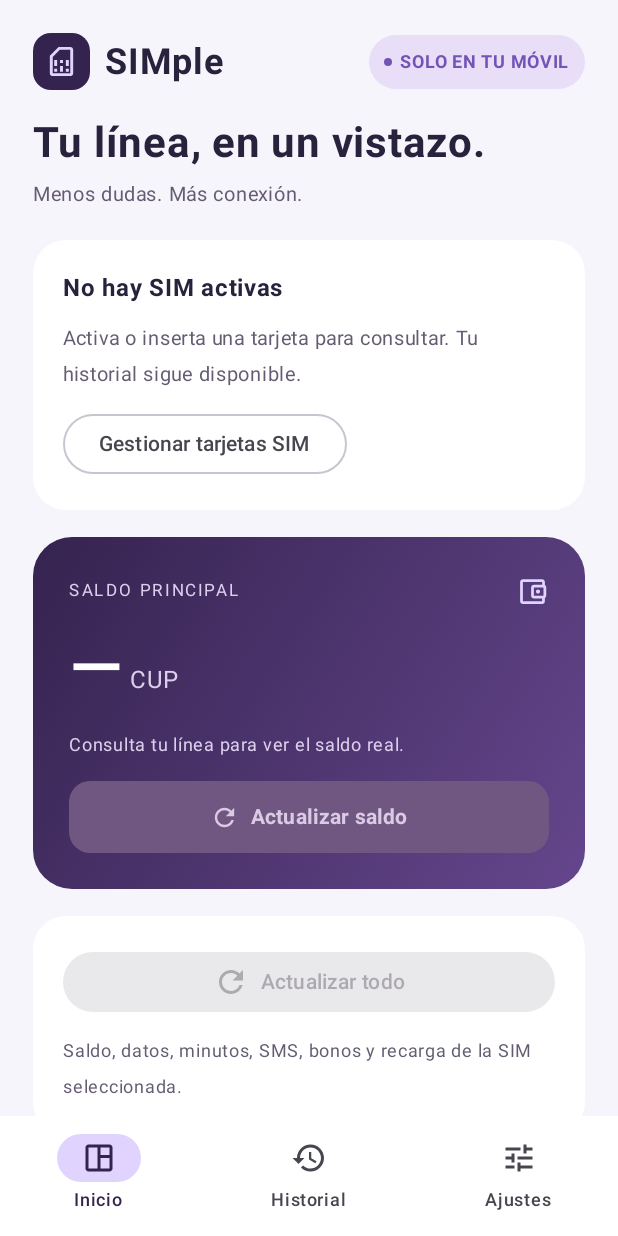
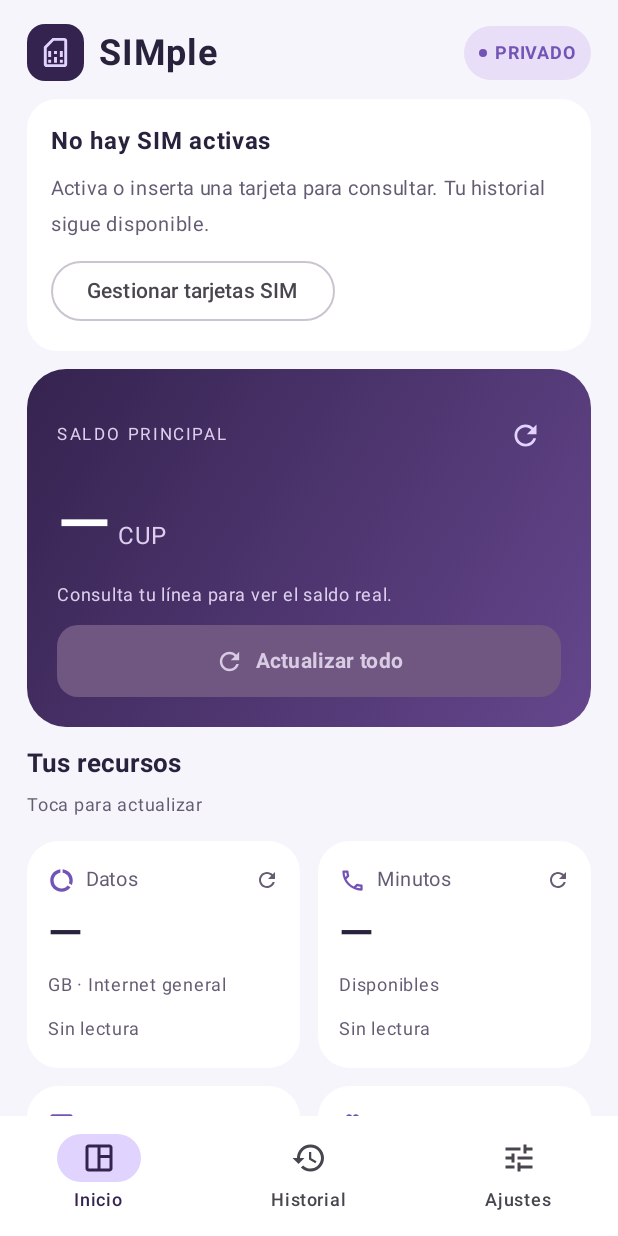
Before and after one commit to deborahfam/SIMple, an Android app built with Jetpack Compose: the screen it shows after launch (MainActivity), after a tap on "Gestionar tarjetas SIM", on a phone screen of 412 x 824 dp. Run offline under Robolectric (Android 15) with nearby library versions, the phone set to English and light mode, and no system bars.

Commit message:
Reorganize dashboard into compact balance resources and quick actions

```diff
--- a/app/build.gradle.kts
+++ b/app/build.gradle.kts
@@ -11,8 +11,8 @@ android {
         applicationId = "com.simple.mobile"
         minSdk = 26
         targetSdk = 36
-        versionCode = 4
-        versionName = "0.3.1"
+        versionCode = 5
+        versionName = "0.4.0"
         testInstrumentationRunner = "androidx.test.runner.AndroidJUnitRunner"
     }
     buildFeatures { compose = true; buildConfig = true }
--- a/app/src/main/java/com/simple/mobile/presentation/Dashboard.kt
+++ b/app/src/main/java/com/simple/mobile/presentation/Dashboard.kt
@@ -51,7 +51,7 @@ private val Navy = Color(0xFF35234F)
     onDial: (String) -> Unit, onRechargeSite: () -> Unit) {
     val state by model.state.collectAsStateWithLifecycle()
     val update by updates.state.collectAsStateWithLifecycle()
-    val stacked = LocalConfiguration.current.screenWidthDp < 380 || LocalDensity.current.fontScale > 1.2f
+    val stacked = LocalConfiguration.current.screenWidthDp < 340 || LocalDensity.current.fontScale > 1.2f
     val now by produceState(System.currentTimeMillis()) {
         while (true) { value = System.currentTimeMillis(); kotlinx.coroutines.delay(30_000) }
     }
@@ -60,6 +60,7 @@ private val Navy = Color(0xFF35234F)
     var historyLimit by rememberSaveable { mutableIntStateOf(25) }
     LaunchedEffect(state.selected, historyCategory, historyDays) { historyLimit = 25 }
     var page by rememberSaveable { mutableIntStateOf(0) }
+    var showPackages by rememberSaveable { mutableStateOf(false) }
     var recharge by remember { mutableStateOf(false) }
     var confirmDial by remember { mutableStateOf<String?>(null) }
     var delete by remember { mutableStateOf(false) }
@@ -81,8 +82,8 @@ private val Navy = Color(0xFF35234F)
             }
         }) { padding ->
             Box(Modifier.fillMaxSize().padding(padding), contentAlignment = Alignment.TopCenter) {
-                LazyColumn(Modifier.widthIn(max = 640.dp).fillMaxWidth(), contentPadding = PaddingValues(22.dp),
-                    verticalArrangement = Arrangement.spacedBy(18.dp)) {
+                LazyColumn(Modifier.widthIn(max = 640.dp).fillMaxWidth(), contentPadding = PaddingValues(horizontal = 18.dp, vertical = 16.dp),
+                    verticalArrangement = Arrangement.spacedBy(12.dp)) {
                     item {
                         Row(verticalAlignment = Alignment.CenterVertically) {
                             Box(Modifier.size(38.dp).clip(RoundedCornerShape(12.dp)).background(Navy), contentAlignment = Alignment.Center) {
@@ -94,19 +95,13 @@ private val Navy = Color(0xFF35234F)
                             if (!stacked) Surface(color = MaterialTheme.colorScheme.secondaryContainer, shape = CircleShape) {
                                 Row(Modifier.padding(horizontal = 10.dp, vertical = 6.dp), verticalAlignment = Alignment.CenterVertically) {
                                     Box(Modifier.size(5.dp).background(Teal, CircleShape)); Spacer(Modifier.width(5.dp))
-                                    Text("SOLO EN TU MÓVIL", color = Teal, fontSize = 12.sp, fontWeight = FontWeight.Bold)
+                                    Text("PRIVADO", color = Teal, fontSize = 12.sp, fontWeight = FontWeight.Bold)
                                 }
                             }
                         }
                     }
-                    item {
-                        Column {
-                            Text(listOf("Tu línea, en un vistazo.", "Cada consulta cuenta.", "A tu manera.")[page], fontSize = 28.sp,
-                                lineHeight = 34.sp, fontWeight = FontWeight.Bold, color = Ink)
-                            Text(listOf("Menos dudas. Más conexión.", "Lecturas guardadas automáticamente en este móvil.",
-                                "Controla tus líneas y la privacidad de tus datos.")[page], fontSize = 13.sp, color = Muted,
-                                modifier = Modifier.padding(top = 6.dp))
-                        }
+                    if (page != 0) item {
+                        Text(if (page == 1) "Historial" else "Ajustes", fontSize = 26.sp, fontWeight = FontWeight.Bold, color = Ink)
                     }
                     item {
                         Column(verticalArrangement = Arrangement.spacedBy(12.dp)) {
@@ -130,13 +125,13 @@ private val Navy = Color(0xFF35234F)
                                     val selected = state.selected == line.subscription
                                     Surface(onClick = { model.select(line.subscription) }, shape = RoundedCornerShape(18.dp),
                                         color = if (selected) Navy else MaterialTheme.colorScheme.surface) {
-                                        Row(Modifier.padding(horizontal = 16.dp, vertical = 13.dp), verticalAlignment = Alignment.CenterVertically) {
+                                        Row(Modifier.padding(horizontal = 14.dp, vertical = 10.dp), verticalAlignment = Alignment.CenterVertically) {
                                             Icon(Icons.Outlined.SimCard, null, tint = if (selected) Mint else Muted, modifier = Modifier.size(21.dp))
                                             Spacer(Modifier.width(10.dp))
                                             Column {
                                                 Text(line.label, color = if (selected) Color.White else Ink,
                                                     fontSize = 13.sp, fontWeight = FontWeight.SemiBold)
-                                                Text(if (!line.active) "Guardada · solo historial" else if (line.cubacel) "Cubacel · consultas disponibles" else "Operador sin integración", color = if (selected) Color(0xFFD6C8E8) else Muted, fontSize = 12.sp)
+                                                Text(if (!line.active) "Historial guardado" else if (line.cubacel) "Cubacel" else "Operador sin integración", color = if (selected) Color(0xFFD6C8E8) else Muted, fontSize = 12.sp)
                                             }
                                             if (selected) { Spacer(Modifier.width(12.dp)); Icon(Icons.Outlined.CheckCircle, null, tint = Mint, modifier = Modifier.size(17.dp)) }
                                         }
@@ -147,7 +142,7 @@ private val Navy = Color(0xFF35234F)
                         }
                     }
                     }
-                    state.displayLines.firstOrNull { it.subscription == state.selected }?.let { line ->
+                    if (page == 2) state.displayLines.firstOrNull { it.subscription == state.selected }?.let { line ->
                         item {
                             WhiteCard {
                                 Text(line.label, fontWeight = FontWeight.Bold)
@@ -175,11 +170,13 @@ private val Navy = Color(0xFF35234F)
                         val enabled = !state.busy && !state.managingLine && state.lines.any { it.subscription == state.selected && it.cubacel } && state.storageReady
                         item {
                             Column(Modifier.fillMaxWidth().clip(RoundedCornerShape(26.dp))
-                                .background(Brush.linearGradient(listOf(Navy, Color(0xFF65468D)))).padding(24.dp),
-                                verticalArrangement = Arrangement.spacedBy(12.dp)) {
+                                .background(Brush.linearGradient(listOf(Navy, Color(0xFF65468D)))).padding(20.dp),
+                                verticalArrangement = Arrangement.spacedBy(8.dp)) {
                                 Row(Modifier.fillMaxWidth(), horizontalArrangement = Arrangement.SpaceBetween, verticalAlignment = Alignment.CenterVertically) {
                                     Text("SALDO PRINCIPAL", fontSize = 11.sp, letterSpacing = 1.8.sp, color = Color(0xFFDDCEED))
-                                    Icon(Icons.Outlined.AccountBalanceWallet, null, tint = Mint, modifier = Modifier.size(22.dp))
+                                    IconButton(onClick = onRefreshAll, enabled = enabled, modifier = Modifier.size(48.dp)) {
+                                        Icon(Icons.Outlined.Refresh, "Actualizar solo el saldo", tint = Mint, modifier = Modifier.size(22.dp))
+                                    }
                                 }
                                 Row(verticalAlignment = Alignment.Bottom) {
                                     Text(balance?.balanceCup() ?: "—", color = Color.White, fontSize = 46.sp, lineHeight = 52.sp, fontWeight = FontWeight.SemiBold)
@@ -194,17 +191,13 @@ private val Navy = Color(0xFF35234F)
                                     if (state.isQuerying(CubacelQuery.BALANCE)) CircularProgressIndicator(Modifier.size(19.dp), color = Mint, strokeWidth = 2.dp)
                                     else Icon(Icons.Outlined.Refresh, null, modifier = Modifier.size(19.dp))
                                     Spacer(Modifier.width(8.dp))
-                                    Text(if (state.isQuerying(CubacelQuery.BALANCE)) "Consultando saldo…" else "Actualizar saldo", fontWeight = FontWeight.Bold)
+                                    Text(if (state.busy) "Actualizando…" else "Actualizar todo", fontWeight = FontWeight.Bold)
                                 }
 
                             }
                         }
-                        item {
+                        if (state.busy) item {
                             WhiteCard {
-                                Button(onClick = onRefreshAll, enabled = enabled, modifier = Modifier.fillMaxWidth()) {
-                                    Icon(Icons.Outlined.Refresh, null); Spacer(Modifier.width(8.dp))
-                                    Text("Actualizar todo")
-                                }
                                 if (state.busy) {
                                     val slot = state.lines.firstOrNull { it.subscription == state.querySubscription }?.slot?.plus(1)
                                     Text("SIM ${slot ?: "—"} · ${state.queryNumber} de ${state.queryTotal}: ${state.activeQuery?.let { queryLabel(it) } ?: "Preparando"}", fontSize = 13.sp, modifier = Modifier.semantics { liveRegion = LiveRegionMode.Polite })
@@ -216,32 +209,10 @@ private val Navy = Color(0xFF35234F)
                                             Text(if (state.stopRequested) "Deteniendo…" else "Detener")
                                         }
                                     }
-                                } else Text("Saldo, datos, minutos, SMS, bonos y recarga de la SIM seleccionada.", fontSize = 12.sp, color = Muted)
+                                }
                             }
                         }
-                        item {
-                            FlowRow(maxItemsInEachRow = if (stacked) 1 else 2, horizontalArrangement = Arrangement.spacedBy(12.dp), verticalArrangement = Arrangement.spacedBy(12.dp)) {
-                                ActionTile("Recargar", "Añade saldo", Icons.Outlined.AddCard, Color(0xFFEDE8FA), Modifier.weight(1f)) { recharge = true }
-                                ActionTile("Planes", "Datos y llamadas", Icons.Outlined.ShoppingBag, Color(0xFFECE6F4), Modifier.weight(1f)) { confirmDial = "*133#" }
-                            }
-                        }
-                        item {
-                            RechargeAvailability(entries.firstOrNull { it.reading.query() == CubacelQuery.RECHARGE_STATUS }?.reading, enabled, now, state.isQuerying(CubacelQuery.RECHARGE_STATUS)) {
-                                onQuery(CubacelQuery.RECHARGE_STATUS)
-                            }
-                        }
-                        item { SmsConnectionCard(state, onSmsEnabled, onSyncSms, onAppSettings) }
-                        val purchased = entries.firstOrNull { it.reading.purchase() != null }?.reading
-                        if (purchased != null) item {
-                            val plan = purchased.purchase()!!
-                            WhiteCard {
-                                SectionTitle("Último plan comprado", "Recibo del operador")
-                                Text(purchaseSummary(plan), fontSize = 18.sp, fontWeight = FontWeight.Bold)
-                                Text("${plan.validityDays()} días${if (plan.startsOnFirstUse()) " desde el primer uso" else " de vigencia"}. Son recursos comprados, no una lectura del consumo restante.", color = Muted, fontSize = 12.sp)
-                                Text(stamp(purchased.receivedAt()), color = Muted, fontSize = 11.sp)
-                            }
-                        }
-                        item { SectionTitle("Tus recursos", "Consulta por categoría") }
+                        item { SectionTitle("Tus recursos", "Toca para actualizar") }
                         item {
                             FlowRow(maxItemsInEachRow = if (stacked) 1 else 2, horizontalArrangement = Arrangement.spacedBy(12.dp), verticalArrangement = Arrangement.spacedBy(12.dp)) {
                                 val general = data?.bundles()?.firstOrNull { it.kind() == "general" }
@@ -259,11 +230,45 @@ private val Navy = Color(0xFF35234F)
                                     Color(0xFFE4F0E9), Modifier.weight(1f), enabled, bonus, now, state.isQuerying(CubacelQuery.BONUSES_AND_USD_PLANS)) { onQuery(CubacelQuery.BONUSES_AND_USD_PLANS) }
                             }
                         }
+                        item {
+                            FlowRow(maxItemsInEachRow = if (stacked) 1 else 2, horizontalArrangement = Arrangement.spacedBy(12.dp), verticalArrangement = Arrangement.spacedBy(12.dp)) {
+                                ActionTile("Recargar", "Añade saldo", Icons.Outlined.AddCard, Color(0xFFEDE8FA), Modifier.weight(1f)) { recharge = true }
+                                ActionTile("Planes", "Datos y llamadas", Icons.Outlined.ShoppingBag, Color(0xFFECE6F4), Modifier.weight(1f)) { confirmDial = "*133#" }
+                            }
+                        }
+                        item {
+                            RechargeAvailability(entries.firstOrNull { it.reading.query() == CubacelQuery.RECHARGE_STATUS }?.reading, enabled, now, state.isQuerying(CubacelQuery.RECHARGE_STATUS)) {
+                                onQuery(CubacelQuery.RECHARGE_STATUS)
+                            }
+                        }
+                        item {
+                            Surface(onClick = { page = 2 }, color = MaterialTheme.colorScheme.surface, shape = RoundedCornerShape(16.dp)) {
+                                Row(Modifier.fillMaxWidth().padding(horizontal = 16.dp, vertical = 12.dp), verticalAlignment = Alignment.CenterVertically) {
+                                    Icon(Icons.Outlined.MarkEmailRead, null, tint = Teal, modifier = Modifier.size(20.dp))
+                                    Spacer(Modifier.width(10.dp))
+                                    Text(if (!state.smsStatus.enabled) "Conectar mensajes de Cubacel" else if (state.smsStatus.syncing) "Sincronizando mensajes…" else "Mensajes de Cubacel conectados", modifier = Modifier.weight(1f), fontSize = 13.sp)
+                                    Icon(Icons.Outlined.ChevronRight, "Configurar mensajes", tint = Muted)
+                                }
+                            }
+                        }
+                        val purchased = entries.firstOrNull { it.reading.purchase() != null }?.reading
+                        if (purchased != null) item {
+                            val plan = purchased.purchase()!!
+                            WhiteCard {
+                                SectionTitle("Último plan comprado", "Recibo del operador")
+                                Text(purchaseSummary(plan), fontSize = 18.sp, fontWeight = FontWeight.Bold)
+                                Text("${plan.validityDays()} días${if (plan.startsOnFirstUse()) " desde el primer uso" else " de vigencia"}. Son recursos comprados, no una lectura del consumo restante.", color = Muted, fontSize = 12.sp)
+                                Text(stamp(purchased.receivedAt()), color = Muted, fontSize = 11.sp)
+                            }
+                        }
                         val bundleReadings = listOfNotNull(data, bonus)
                         if (bundleReadings.any { it.bundles().isNotEmpty() }) item {
                             WhiteCard {
-                                SectionTitle("Últimos paquetes", "Cuotas separadas")
-                                bundleReadings.forEach { reading -> reading.bundles().forEach { bundle ->
+                                TextButton(onClick = { showPackages = !showPackages }, modifier = Modifier.fillMaxWidth()) {
+                                    Text(if (showPackages) "Ocultar paquetes" else "Ver detalle de paquetes", modifier = Modifier.weight(1f))
+                                    Icon(if (showPackages) Icons.Outlined.ExpandLess else Icons.Outlined.ExpandMore, null)
+                                }
+                                if (showPackages) bundleReadings.forEach { reading -> reading.bundles().forEach { bundle ->
                                     Row(Modifier.fillMaxWidth().padding(vertical = 7.dp), horizontalArrangement = Arrangement.SpaceBetween) {
                                         Column(Modifier.weight(1f)) {
                                             Text(bundleLabel(bundle.kind()), fontSize = 14.sp, fontWeight = FontWeight.Medium)
@@ -416,17 +421,17 @@ private val Navy = Color(0xFF35234F)
             Spacer(Modifier.width(12.dp))
             Column(Modifier.weight(1f)) {
                 Text("RECARGA NACIONAL", fontSize = 12.sp, letterSpacing = 1.sp, color = Muted)
-                Text("Tu próximo cupo", fontSize = 14.sp, fontWeight = FontWeight.SemiBold)
+
             }
         }
-        Text(title, fontSize = 22.sp, lineHeight = 28.sp, color = Teal, fontWeight = FontWeight.Bold)
+        Text(title, fontSize = 18.sp, lineHeight = 24.sp, color = Teal, fontWeight = FontWeight.Bold)
         Text(when {
             datePassed -> "Actualiza para confirmar cuánto puedes recargar hoy. La fecha por sí sola no confirma el cupo."
             next != null -> "El operador indica cuándo vuelve a estar disponible. Esta fecha no es el vencimiento de tu línea."
             reading == null -> "Consulta el límite y la fecha de reapertura de tu recarga en CUP."
             else -> "Según la última respuesta del operador. Consulta de nuevo antes de recargar."
         }, fontSize = 12.sp, color = Muted)
-        if (available != null) Text("Cupo en la última consulta: ${number(available)} CUP", fontSize = 12.sp, fontWeight = FontWeight.Medium)
+
         reading?.receivedAt()?.let { Text("${freshnessLabel(it, now)} · ${stamp(it)}", color = Muted, fontSize = 12.sp) }
         OutlinedButton(onClick = query, enabled = enabled, modifier = Modifier.fillMaxWidth(), shape = RoundedCornerShape(12.dp)) {
             if (querying) CircularProgressIndicator(Modifier.size(17.dp), strokeWidth = 2.dp)
@@ -440,7 +445,7 @@ private fun rechargeDate(at: Long) = SimpleDateFormat("d 'de' MMMM 'de' yyyy", L
     .apply { timeZone = java.util.TimeZone.getTimeZone("America/Havana") }.format(Date(at))
 
 @Composable private fun WhiteCard(content: @Composable ColumnScope.() -> Unit) {
-    Column(Modifier.fillMaxWidth().clip(RoundedCornerShape(22.dp)).background(MaterialTheme.colorScheme.surface).padding(20.dp), verticalArrangement = Arrangement.spacedBy(10.dp), content = content)
+    Column(Modifier.fillMaxWidth().clip(RoundedCornerShape(20.dp)).background(MaterialTheme.colorScheme.surface).padding(16.dp), verticalArrangement = Arrangement.spacedBy(8.dp), content = content)
 }
 @Composable private fun SectionTitle(title: String, detail: String) {
     Column(Modifier.fillMaxWidth(), verticalArrangement = Arrangement.spacedBy(4.dp)) {
@@ -458,17 +463,18 @@ private fun rechargeDate(at: Long) = SimpleDateFormat("d 'de' MMMM 'de' yyyy", L
 }
 @Composable private fun ResourceCard(title: String, value: String, unit: String, icon: ImageVector, tint: Color, modifier: Modifier, enabled: Boolean, reading: CarrierReading?, now: Long, querying: Boolean, expiry: Long? = reading?.expiresAt(), action: () -> Unit) {
     Surface(onClick = action, enabled = enabled, shape = RoundedCornerShape(21.dp), color = MaterialTheme.colorScheme.surface, modifier = modifier) {
-        Column(Modifier.padding(18.dp), verticalArrangement = Arrangement.spacedBy(7.dp)) {
-            Row(Modifier.fillMaxWidth(), horizontalArrangement = Arrangement.SpaceBetween, verticalAlignment = Alignment.CenterVertically) {
-                Box(Modifier.size(34.dp).background(MaterialTheme.colorScheme.secondaryContainer, RoundedCornerShape(11.dp)), contentAlignment = Alignment.Center) { Icon(icon, null, tint = Ink, modifier = Modifier.size(19.dp)) }
-                if (querying) CircularProgressIndicator(Modifier.size(18.dp), strokeWidth = 2.dp)
-                else Icon(Icons.Outlined.NorthEast, "Consultar $title", tint = Muted, modifier = Modifier.size(16.dp))
+        Column(Modifier.padding(14.dp), verticalArrangement = Arrangement.spacedBy(5.dp)) {
+            Row(Modifier.fillMaxWidth(), verticalAlignment = Alignment.CenterVertically) {
+                Icon(icon, null, tint = Teal, modifier = Modifier.size(18.dp))
+                Spacer(Modifier.width(7.dp))
+                Text(title, fontSize = 13.sp, color = Muted, modifier = Modifier.weight(1f))
+                if (querying) CircularProgressIndicator(Modifier.size(16.dp), strokeWidth = 2.dp)
+                else Icon(Icons.Outlined.Refresh, "Consultar $title", tint = Muted, modifier = Modifier.size(16.dp))
             }
-            Text(if (querying) "Consultando $title…" else title, fontSize = 12.sp, color = Muted)
-            Text(value, fontSize = if (value.length > 8) 20.sp else 29.sp, lineHeight = 34.sp, fontWeight = FontWeight.SemiBold, color = Ink)
+            Text(value, fontSize = if (value.length > 8) 22.sp else 30.sp, lineHeight = 34.sp, fontWeight = FontWeight.SemiBold, color = Ink)
             Text(unit, fontSize = 12.sp, color = Muted)
-            Text(reading?.let { freshnessLabel(it.receivedAt(), now) } ?: "Sin consultas", fontSize = 12.sp, color = Muted)
-            reading?.let { Text(stamp(it.receivedAt()), fontSize = 11.sp, color = Muted) }
+            Text(if (querying) "Consultando…" else reading?.let { freshnessLabel(it.receivedAt(), now) } ?: "Sin lectura", fontSize = 12.sp, color = Muted)
+
             expiry?.let { Text(expirationLabel(it, now), fontSize = 12.sp,
                 color = if (isExpired(it, now)) MaterialTheme.colorScheme.error else Muted) }
         }
```
Also changed, not shown: 1 other file.
